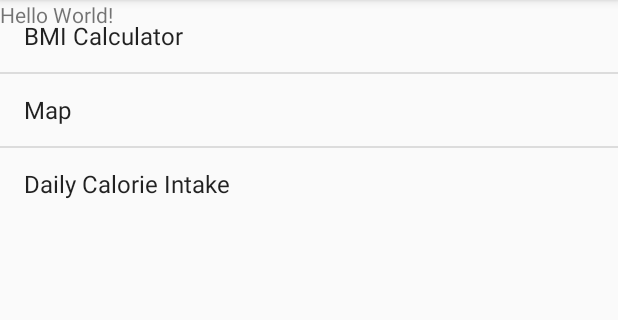
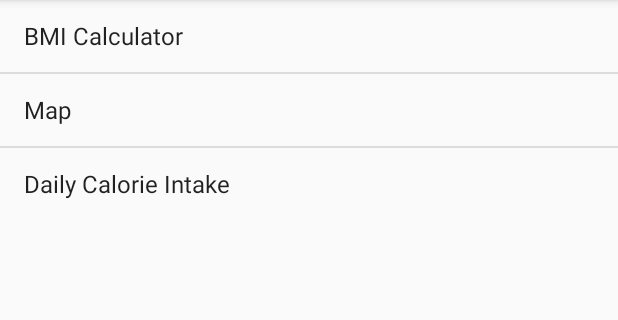
Before and after one commit to deruip/COMP304_TeamProject, an Android app: the screen it shows after launch (MainActivity), on a phone screen of 412 x 824 dp, the part 84-404 px from its top. Run offline under Robolectric (Android 15) with nearby library versions, the phone set to English and light mode, and no system bars.

Commit message:
took out the "hello world" in the main activity

```diff
--- a/app/src/main/java/com/example/aron/comp304_teamproject/MapsActivity.java
+++ b/app/src/main/java/com/example/aron/comp304_teamproject/MapsActivity.java
@@ -21,7 +21,6 @@ import java.util.List;
 public class MapsActivity extends FragmentActivity implements OnMapReadyCallback {
 
     static LatLng place = new LatLng(43.6426, -79.3871);
-    String PName;
     boolean street = true;
 
     private GoogleMap gMap;
@@ -104,10 +103,10 @@ public class MapsActivity extends FragmentActivity implements OnMapReadyCallback
                 .title("Wynn Fitness Clubs ")
                 .snippet("10 Milner Business Ct, Scarborough, ON M1B 3C6"));
 
-        gMap.moveCamera(CameraUpdateFactory.newLatLngZoom(place, 10));
+        gMap.moveCamera(CameraUpdateFactory.newLatLngZoom(place, 100));
 
         // Zoom in, animating the camera.
-        gMap.animateCamera(CameraUpdateFactory.zoomTo(500), 6000, null);
+        gMap.animateCamera(CameraUpdateFactory.zoomTo(500), 5000, null);
 
     }
 }
--- a/app/src/main/res/layout/activity_main.xml
+++ b/app/src/main/res/layout/activity_main.xml
@@ -7,14 +7,6 @@
     android:orientation="vertical"
     tools:context=".MainActivity">
 
-    <TextView
-        android:layout_width="wrap_content"
-        android:layout_height="wrap_content"
-        android:text="Hello World!"
-        app:layout_constraintBottom_toBottomOf="parent"
-        app:layout_constraintLeft_toLeftOf="parent"
-        app:layout_constraintRight_toRightOf="parent"
-        app:layout_constraintTop_toTopOf="parent" />
     <ListView
         android:id="@+id/listView"
         android:layout_width="match_parent"
```
